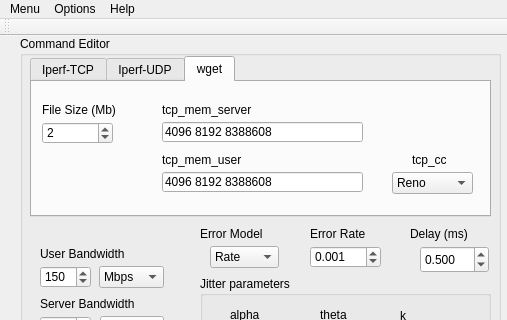
This is kupa-gui-2/kupagui.ui in anetaaneta/kupakupa as Qt 5 draws it before an edit; both pictures show x 0 to 507 and y 0 to 320 of the 507 by 636 pixel window. The edited form follows.
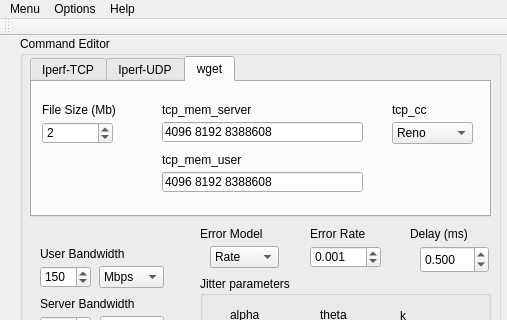
This is the edited form. The open tabs and pages were chosen to show the change.

The edit to the form file:
```diff
--- a/kupa-gui-2/kupagui.ui
+++ b/kupa-gui-2/kupagui.ui
@@ -451,8 +451,8 @@
       <widget class="QLabel" name="label_13">
        <property name="geometry">
         <rect>
-         <x>380</x>
-         <y>70</y>
+         <x>360</x>
+         <y>20</y>
          <width>51</width>
          <height>16</height>
         </rect>
@@ -465,7 +465,7 @@
        <property name="geometry">
         <rect>
          <x>360</x>
-         <y>90</y>
+         <y>40</y>
          <width>81</width>
          <height>22</height>
         </rect>
```
Left out of the diff: 6 changed lines with no effect on the pictures.
